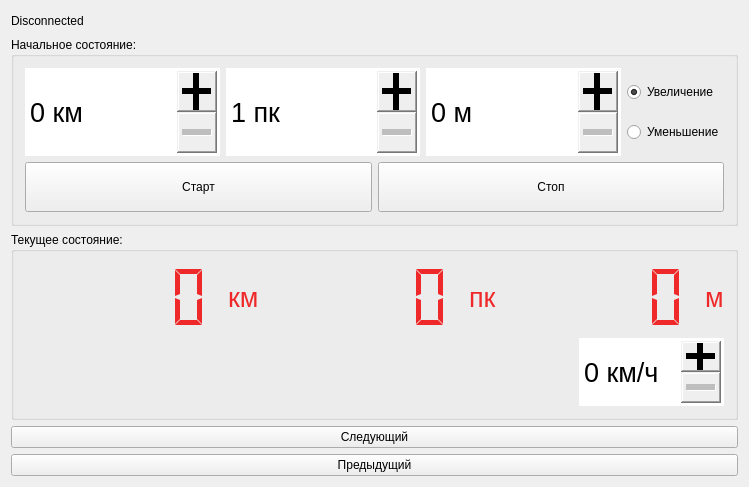
Old version of the form widget.ui in the repository veodev/mainProgramSimulator.
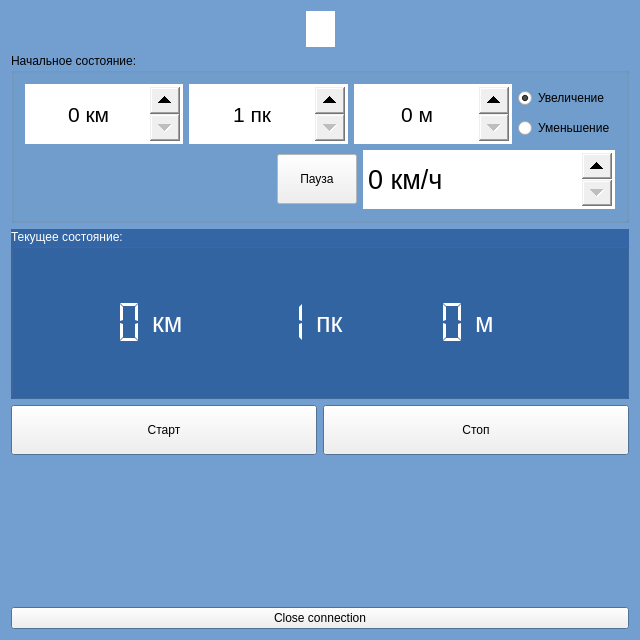
New version of the form. Icons and pictures are not drawn.

Commit message: Change UI. Change send messages. Add headers. Etc ...

```diff
--- a/widget.ui
+++ b/widget.ui
@@ -6,23 +6,95 @@
    <rect>
     <x>0</x>
     <y>0</y>
-    <width>749</width>
-    <height>487</height>
+    <width>640</width>
+    <height>640</height>
    </rect>
   </property>
+  <property name="sizePolicy">
+   <sizepolicy hsizetype="Minimum" vsizetype="Minimum">
+    <horstretch>0</horstretch>
+    <verstretch>0</verstretch>
+   </sizepolicy>
+  </property>
+  <property name="minimumSize">
+   <size>
+    <width>640</width>
+    <height>640</height>
+   </size>
+  </property>
+  <property name="palette">
+   <palette>
+    <active>
+     <colorrole role="Base">
+      <brush brushstyle="SolidPattern">
+       <color alpha="255">
+        <red>255</red>
+        <green>255</green>
+        <blue>255</blue>
+       </color>
+      </brush>
+     </colorrole>
+     <colorrole role="Window">
+      <brush brushstyle="SolidPattern">
+       <color alpha="255">
+        <red>114</red>
+        <green>159</green>
+        <blue>207</blue>
+       </color>
+      </brush>
+     </colorrole>
+    </active>
+    <inactive>
+     <colorrole role="Base">
+      <brush brushstyle="SolidPattern">
+       <color alpha="255">
+        <red>255</red>
+        <green>255</green>
+        <blue>255</blue>
+       </color>
+      </brush>
+     </colorrole>
+     <colorrole role="Window">
+      <brush brushstyle="SolidPattern">
+       <color alpha="255">
+        <red>114</red>
+        <green>159</green>
+        <blue>207</blue>
+       </color>
+      </brush>
+     </colorrole>
+    </inactive>
+    <disabled>
+     <colorrole role="Base">
+      <brush brushstyle="SolidPattern">
+       <color alpha="255">
+        <red>114</red>
+        <green>159</green>
+        <blue>207</blue>
+       </color>
+      </brush>
+     </colorrole>
+     <colorrole role="Window">
+      <brush brushstyle="SolidPattern">
+       <color alpha="255">
+        <red>114</red>
+        <green>159</green>
+        <blue>207</blue>
+       </color>
+      </brush>
+     </colorrole>
+    </disabled>
+   </palette>
+  </property>
   <property name="windowTitle">
    <string>Widget</string>
   </property>
+  <property name="autoFillBackground">
+   <bool>false</bool>
+  </property>
   <layout class="QVBoxLayout" name="verticalLayout_2">
    <item>
     <layout class="QHBoxLayout" name="horizontalLayout_2">
-     <item>
-      <widget class="QLabel" name="connectionLabel">
-       <property name="text">
-        <string>Disconnected</string>
-       </property>
-      </widget>
-     </item>
      <item>
       <spacer name="horizontalSpacer_3">
        <property name="orientation">
@@ -36,10 +108,176 @@
        </property>
       </spacer>
      </item>
+     <item>
+      <widget class="QWidget" name="widget" native="true">
+       <property name="palette">
+        <palette>
+         <active>
+          <colorrole role="Base">
+           <brush brushstyle="SolidPattern">
+            <color alpha="255">
+             <red>255</red>
+             <green>255</green>
+             <blue>255</blue>
+            </color>
+           </brush>
+          </colorrole>
+          <colorrole role="Window">
+           <brush brushstyle="SolidPattern">
+            <color alpha="255">
+             <red>255</red>
+             <green>255</green>
+             <blue>255</blue>
+            </color>
+           </brush>
+          </colorrole>
+         </active>
+         <inactive>
+          <colorrole role="Base">
+           <brush brushstyle="SolidPattern">
+            <color alpha="255">
+             <red>255</red>
+             <green>255</green>
+             <blue>255</blue>
+            </color>
+           </brush>
+          </colorrole>
+          <colorrole role="Window">
+           <brush brushstyle="SolidPattern">
+            <color alpha="255">
+             <red>255</red>
+             <green>255</green>
+             <blue>255</blue>
+            </color>
+           </brush>
+          </colorrole>
+         </inactive>
+         <disabled>
+          <colorrole role="Base">
+           <brush brushstyle="SolidPattern">
+            <color alpha="255">
+             <red>255</red>
+             <green>255</green>
+             <blue>255</blue>
+            </color>
+           </brush>
+          </colorrole>
+          <colorrole role="Window">
+           <brush brushstyle="SolidPattern">
+            <color alpha="255">
+             <red>255</red>
+             <green>255</green>
+             <blue>255</blue>
+            </color>
+           </brush>
+          </colorrole>
+         </disabled>
+        </palette>
+       </property>
+       <property name="autoFillBackground">
+        <bool>true</bool>
+       </property>
+       <layout class="QHBoxLayout" name="horizontalLayout_6">
+        <item>
+         <widget class="QLabel" name="connectionLabel">
+          <property name="text">
+           <string/>
+          </property>
+          <property name="pixmap">
+           <pixmap resource="resources.qrc">:/icons/offline_48px.png</pixmap>
+          </property>
+          <property name="alignment">
+           <set>Qt::AlignCenter</set>
+          </property>
+         </widget>
+        </item>
+       </layout>
+      </widget>
+     </item>
+     <item>
+      <spacer name="horizontalSpacer_4">
+       <property name="orientation">
+        <enum>Qt::Horizontal</enum>
+       </property>
+       <property name="sizeHint" stdset="0">
+        <size>
+         <width>40</width>
+         <height>20</height>
+        </size>
+       </property>
+      </spacer>
+     </item>
     </layout>
    </item>
    <item>
     <widget class="QGroupBox" name="groupBox_2">
+     <property name="palette">
+      <palette>
+       <active>
+        <colorrole role="Base">
+         <brush brushstyle="SolidPattern">
+          <color alpha="255">
+           <red>255</red>
+           <green>255</green>
+           <blue>255</blue>
+          </color>
+         </brush>
+        </colorrole>
+        <colorrole role="Window">
+         <brush brushstyle="SolidPattern">
+          <color alpha="255">
+           <red>255</red>
+           <green>255</green>
+           <blue>255</blue>
+          </color>
+         </brush>
+        </colorrole>
+       </active>
+       <inactive>
+        <colorrole role="Base">
+         <brush brushstyle="SolidPattern">
+          <color alpha="255">
+           <red>255</red>
+           <green>255</green>
+           <blue>255</blue>
+          </color>
+         </brush>
+        </colorrole>
+        <colorrole role="Window">
+         <brush brushstyle="SolidPattern">
+          <color alpha="255">
+           <red>255</red>
+           <green>255</green>
+           <blue>255</blue>
+          </color>
+         </brush>
+        </colorrole>
+       </inactive>
+       <disabled>
+        <colorrole role="Base">
+         <brush brushstyle="SolidPattern">
+          <color alpha="255">
+           <red>255</red>
+           <green>255</green>
+           <blue>255</blue>
+          </color>
+         </brush>
+        </colorrole>
+        <colorrole role="Window">
+         <brush brushstyle="SolidPattern">
+          <color alpha="255">
+           <red>255</red>
+           <green>255</green>
+           <blue>255</blue>
+          </color>
+         </brush>
+        </colorrole>
+       </disabled>
+      </palette>
+     </property>
+     <property name="autoFillBackground">
+      <bool>false</bool>
+     </property>
      <property name="title">
       <string>Начальное состояние:</string>
      </property>
@@ -56,21 +294,27 @@
           </property>
           <property name="font">
            <font>
-            <pointsize>20</pointsize>
+            <pointsize>16</pointsize>
            </font>
           </property>
           <property name="focusPolicy">
            <enum>Qt::NoFocus</enum>
           </property>
           <property name="styleSheet">
-           <string notr="true">QSpinBox::up-button { width: 40; }
-QSpinBox::down-button { width: 40; }</string>
+           <string notr="true">QSpinBox::up-button { width: 30; }
+QSpinBox::down-button { width: 30; }</string>
           </property>
           <property name="frame">
            <bool>true</bool>
           </property>
+          <property name="alignment">
+           <set>Qt::AlignCenter</set>
+          </property>
           <property name="buttonSymbols">
-           <enum>QAbstractSpinBox::PlusMinus</enum>
+           <enum>QAbstractSpinBox::UpDownArrows</enum>
+          </property>
+          <property name="accelerated">
+           <bool>true</bool>
           </property>
           <property name="showGroupSeparator" stdset="0">
            <bool>false</bool>
@@ -93,21 +337,24 @@
           </property>
           <property name="font">
            <font>
-            <pointsize>20</pointsize>
+            <pointsize>16</pointsize>
            </font>
           </property>
           <property name="focusPolicy">
            <enum>Qt::NoFocus</enum>
           </property>
           <property name="styleSheet">
-           <string notr="true">QSpinBox::up-button { width: 40; }
-QSpinBox::down-button { width: 40; }</string>
+           <string notr="true">QSpinBox::up-button { width: 30; }
+QSpinBox::down-button { width: 30; }</string>
           </property>
           <property name="frame">
            <bool>true</bool>
           </property>
+          <property name="alignment">
+           <set>Qt::AlignCenter</set>
+          </property>
           <property name="buttonSymbols">
-           <enum>QAbstractSpinBox::PlusMinus</enum>
+           <enum>QAbstractSpinBox::UpDownArrows</enum>
           </property>
           <property name="showGroupSeparator" stdset="0">
            <bool>false</bool>
@@ -133,21 +380,27 @@
           </property>
           <property name="font">
            <font>
-            <pointsize>20</pointsize>
+            <pointsize>16</pointsize>
            </font>
           </property>
           <property name="focusPolicy">
            <enum>Qt::NoFocus</enum>
           </property>
           <property name="styleSheet">
-           <string notr="true">QSpinBox::up-button { width: 40; }
-QSpinBox::down-button { width: 40; }</string>
+           <string notr="true">QSpinBox::up-button { width: 30; }
+QSpinBox::down-button { width: 30; }</string>
           </property>
           <property name="frame">
            <bool>true</bool>
           </property>
+          <property name="alignment">
+           <set>Qt::AlignCenter</set>
+          </property>
+          <property name="readOnly">
+           <bool>false</bool>
+          </property>
           <property name="buttonSymbols">
-           <enum>QAbstractSpinBox::PlusMinus</enum>
+           <enum>QAbstractSpinBox::UpDownArrows</enum>
           </property>
           <property name="keyboardTracking">
            <bool>true</bool>
@@ -184,9 +437,22 @@
        </layout>
       </item>
       <item>
-       <layout class="QHBoxLayout" name="horizontalLayout_5">
+       <layout class="QHBoxLayout" name="horizontalLayout_4">
         <item>
-         <widget class="QPushButton" name="startRegistrationButton">
+         <spacer name="horizontalSpacer_2">
+          <property name="orientation">
+           <enum>Qt::Horizontal</enum>
+          </property>
+          <property name="sizeHint" stdset="0">
+           <size>
+            <width>40</width>
+            <height>20</height>
+           </size>
+          </property>
+         </spacer>
+        </item>
+        <item>
+         <widget class="QPushButton" name="pushButton">
           <property name="minimumSize">
            <size>
             <width>0</width>
@@ -194,20 +460,50 @@
            </size>
           </property>
           <property name="text">
-           <string>Старт</string>
+           <string>Пауза</string>
+          </property>
+          <property name="checkable">
+           <bool>true</bool>
           </property>
          </widget>
         </item>
         <item>
-         <widget class="QPushButton" name="stopRegistrationButton">
-          <property name="minimumSize">
-           <size>
-            <width>0</width>
-            <height>50</height>
-           </size>
+         <widget class="QSpinBox" name="currentSpeedSpinBox">
+          <property name="sizePolicy">
+           <sizepolicy hsizetype="Expanding" vsizetype="Expanding">
+            <horstretch>0</horstretch>
+            <verstretch>0</verstretch>
+           </sizepolicy>
           </property>
-          <property name="text">
-           <string>Стоп</string>
+          <property name="font">
+           <font>
+            <pointsize>20</pointsize>
+           </font>
+          </property>
+          <property name="focusPolicy">
+           <enum>Qt::NoFocus</enum>
+          </property>
+          <property name="styleSheet">
+           <string notr="true">QSpinBox::up-button { width: 30; }
+QSpinBox::down-button { width: 30; }</string>
+          </property>
+          <property name="frame">
+           <bool>true</bool>
+          </property>
+          <property name="buttonSymbols">
+           <enum>QAbstractSpinBox::UpDownArrows</enum>
+          </property>
+          <property name="showGroupSeparator" stdset="0">
+           <bool>false</bool>
+          </property>
+          <property name="suffix">
+           <string> км/ч</string>
+          </property>
+          <property name="minimum">
+           <number>0</number>
+          </property>
+          <property name="maximum">
+           <number>1000</number>
           </property>
          </widget>
         </item>
@@ -218,6 +514,100 @@
    </item>
    <item>
     <widget class="QGroupBox" name="groupBox">
+     <property name="palette">
+      <palette>
+       <active>
+        <colorrole role="WindowText">
+         <brush brushstyle="SolidPattern">
+          <color alpha="255">
+           <red>255</red>
+           <green>255</green>
+           <blue>255</blue>
+          </color>
+         </brush>
+        </colorrole>
+        <colorrole role="Base">
+         <brush brushstyle="SolidPattern">
+          <color alpha="255">
+           <red>255</red>
+           <green>255</green>
+           <blue>255</blue>
+          </color>
+         </brush>
+        </colorrole>
+        <colorrole role="Window">
+         <brush brushstyle="SolidPattern">
+          <color alpha="255">
+           <red>52</red>
+           <green>101</green>
+           <blue>164</blue>
+          </color>
+         </brush>
+        </colorrole>
+       </active>
+       <inactive>
+        <colorrole role="WindowText">
+         <brush brushstyle="SolidPattern">
+          <color alpha="255">
+           <red>255</red>
+           <green>255</green>
+           <blue>255</blue>
+          </color>
+         </brush>
+        </colorrole>
+        <colorrole role="Base">
+         <brush brushstyle="SolidPattern">
+          <color alpha="255">
+           <red>255</red>
+           <green>255</green>
+           <blue>255</blue>
+          </color>
+         </brush>
+        </colorrole>
+        <colorrole role="Window">
+         <brush brushstyle="SolidPattern">
+          <color alpha="255">
+           <red>52</red>
+           <green>101</green>
+           <blue>164</blue>
+          </color>
+         </brush>
+        </colorrole>
+       </inactive>
+       <disabled>
+        <colorrole role="WindowText">
+         <brush brushstyle="SolidPattern">
+          <color alpha="255">
+           <red>190</red>
+           <green>190</green>
+           <blue>190</blue>
+          </color>
+         </brush>
+        </colorrole>
+        <colorrole role="Base">
+         <brush brushstyle="SolidPattern">
+          <color alpha="255">
+           <red>52</red>
+           <green>101</green>
+           <blue>164</blue>
+          </color>
+         </brush>
+        </colorrole>
+        <colorrole role="Window">
+         <brush brushstyle="SolidPattern">
+          <color alpha="255">
+           <red>52</red>
+           <green>101</green>
+           <blue>164</blue>
+          </color>
+         </brush>
+        </colorrole>
+       </disabled>
+      </palette>
+     </property>
+     <property name="autoFillBackground">
+      <bool>true</bool>
+     </property>
      <property name="title">
       <string>Текущее состояние:</string>
      </property>
@@ -236,7 +626,7 @@
            <bool>false</bool>
           </property>
           <property name="styleSheet">
-           <string notr="true">color: rgb(239, 41, 41);</string>
+           <string notr="true">color: rgb(255, 255, 255);</string>
           </property>
           <property name="frameShape">
            <enum>QFrame::NoFrame</enum>
@@ -257,9 +647,9 @@
              <colorrole role="WindowText">
               <brush brushstyle="SolidPattern">
                <color alpha="255">
-                <red>239</red>
-                <green>41</green>
-                <blue>41</blue>
+                <red>255</red>
+                <green>255</green>
+                <blue>255</blue>
                </color>
               </brush>
              </colorrole>
@@ -277,9 +667,9 @@
              <colorrole role="WindowText">
               <brush brushstyle="SolidPattern">
                <color alpha="255">
-                <red>239</red>
-                <green>41</green>
-                <blue>41</blue>
+                <red>255</red>
+                <green>255</green>
+                <blue>255</blue>
                </color>
               </brush>
              </colorrole>
@@ -337,7 +727,7 @@
            <bool>false</bool>
           </property>
           <property name="styleSheet">
-           <string notr="true">color: rgb(239, 41, 41);</string>
+           <string notr="true">color: rgb(255, 255, 255);</string>
           </property>
           <property name="frameShape">
            <enum>QFrame::NoFrame</enum>
@@ -348,6 +738,9 @@
           <property name="segmentStyle">
            <enum>QLCDNumber::Flat</enum>
           </property>
+          <property name="intValue" stdset="0">
+           <number>1</number>
+          </property>
          </widget>
         </item>
         <item>
@@ -358,9 +751,9 @@
              <colorrole role="WindowText">
               <brush brushstyle="SolidPattern">
                <color alpha="255">
-                <red>239</red>
-                <green>41</green>
-                <blue>41</blue>
+                <red>255</red>
+                <green>255</green>
+                <blue>255</blue>
                </color>
               </brush>
              </colorrole>
@@ -378,9 +771,9 @@
              <colorrole role="WindowText">
               <brush brushstyle="SolidPattern">
                <color alpha="255">
-                <red>239</red>
-                <green>41</green>
-                <blue>41</blue>
+                <red>255</red>
+                <green>255</green>
+                <blue>255</blue>
                </color>
               </brush>
              </colorrole>
@@ -438,7 +831,7 @@
            <bool>false</bool>
           </property>
           <property name="styleSheet">
-           <string notr="true">color: rgb(239, 41, 41);</string>
+           <string notr="true">color: rgb(255, 255, 255);</string>
           </property>
           <property name="frameShape">
            <enum>QFrame::NoFrame</enum>
@@ -459,9 +852,9 @@
              <colorrole role="WindowText">
               <brush brushstyle="SolidPattern">
                <color alpha="255">
-                <red>239</red>
-                <green>41</green>
-                <blue>41</blue>
+                <red>255</red>
+                <green>255</green>
+                <blue>255</blue>
                </color>
               </brush>
              </colorrole>
@@ -479,9 +872,9 @@
              <colorrole role="WindowText">
               <brush brushstyle="SolidPattern">
                <color alpha="255">
-                <red>239</red>
-                <green>41</green>
-                <blue>41</blue>
+                <red>255</red>
+                <green>255</green>
+                <blue>255</blue>
                </color>
               </brush>
              </colorrole>
@@ -527,10 +920,6 @@
           </property>
          </widget>
         </item>
-       </layout>
-      </item>
-      <item>
-       <layout class="QHBoxLayout" name="horizontalLayout_4">
         <item>
          <spacer name="horizontalSpacer">
           <property name="orientation">
@@ -544,62 +933,77 @@
           </property>
          </spacer>
         </item>
-        <item>
-         <widget class="QSpinBox" name="currentSpeedSpinBox">
-          <property name="sizePolicy">
-           <sizepolicy hsizetype="Minimum" vsizetype="Expanding">
-            <horstretch>0</horstretch>
-            <verstretch>0</verstretch>
-           </sizepolicy>
-          </property>
-          <property name="font">
-           <font>
-            <pointsize>20</pointsize>
-           </font>
-          </property>
-          <property name="focusPolicy">
-           <enum>Qt::NoFocus</enum>
-          </property>
-          <property name="styleSheet">
-           <string notr="true">QSpinBox::up-button { width: 40; }
-QSpinBox::down-button { width: 40; }</string>
-          </property>
-          <property name="frame">
-           <bool>true</bool>
-          </property>
-          <property name="buttonSymbols">
-           <enum>QAbstractSpinBox::PlusMinus</enum>
-          </property>
-          <property name="showGroupSeparator" stdset="0">
-           <bool>false</bool>
-          </property>
-          <property name="suffix">
-           <string> км/ч</string>
-          </property>
-          <property name="minimum">
-           <number>0</number>
-          </property>
-          <property name="maximum">
-           <number>40</number>
-          </property>
-         </widget>
-        </item>
        </layout>
       </item>
      </layout>
     </widget>
    </item>
    <item>
-    <widget class="QPushButton" name="nextButton">
+    <layout class="QHBoxLayout" name="horizontalLayout_5">
+     <item>
+      <widget class="QPushButton" name="startRegistrationButton">
+       <property name="minimumSize">
+        <size>
+         <width>0</width>
+         <height>50</height>
+        </size>
+       </property>
+       <property name="text">
+        <string>Старт</string>
+       </property>
+      </widget>
+     </item>
+     <item>
+      <widget class="QPushButton" name="stopRegistrationButton">
+       <property name="minimumSize">
+        <size>
+         <width>0</width>
+         <height>50</height>
+        </size>
+       </property>
+       <property name="text">
+        <string>Стоп</string>
+       </property>
+      </widget>
+     </item>
+    </layout>
+   </item>
+   <item>
+    <spacer name="verticalSpacer">
+     <property name="orientation">
+      <enum>Qt::Vertical</enum>
+     </property>
+     <property name="sizeType">
+      <enum>QSizePolicy::Minimum</enum>
+     </property>
+     <property name="sizeHint" stdset="0">
+      <size>
+       <width>20</width>
+       <height>40</height>
+      </size>
+     </property>
+    </spacer>
+   </item>
+   <item>
+    <widget class="QLabel" name="markLabel">
+     <property name="minimumSize">
+      <size>
+       <width>0</width>
+       <height>100</height>
+      </size>
+     </property>
      <property name="text">
-      <string>Следующий</string>
+      <string/>
+     </property>
+     <property name="alignment">
+      <set>Qt::AlignCenter</set>
      </property>
     </widget>
    </item>
    <item>
     <widget class="QPushButton" name="prevButton">
      <property name="text">
-      <string>Предыдущий</string>
+      <string>Close connection</string>
      </property>
     </widget>
    </item>
```
Left out of the diff: 6 changed lines with no effect on the pictures. The commit also changes 2 other files.
